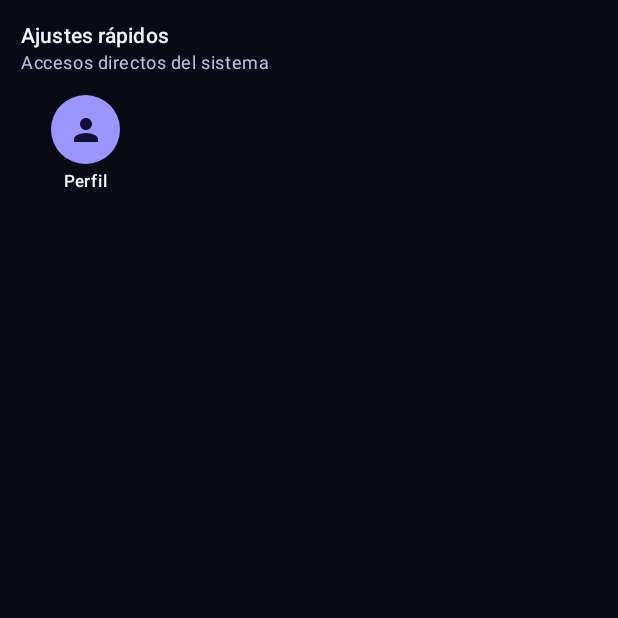
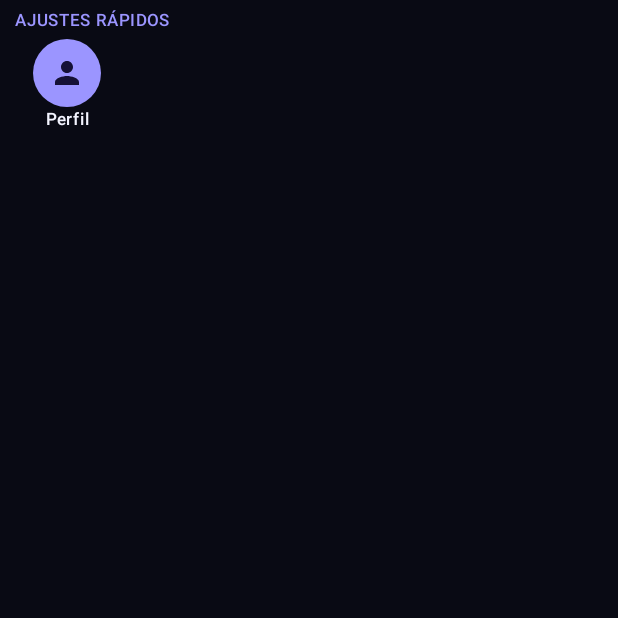
Before and after one commit to deadlylord/Nexo, an Android app built with Jetpack Compose: the composable QuickSettingsPage shown on its own in the app's theme, on a phone screen of 412 x 824 dp, the top half of it. Run offline under Robolectric (Android 15) with nearby library versions, the phone set to English and light mode, and no system bars; pictures from the network do not load.

Commit message:
fix: ensure crisp white text contrast in Cristal theme and unify recent, frequent, hourly and quick settings into a single compact grid

```diff
--- a/app/src/main/java/com/stree/nexo/ui/PanelSurfaces.kt
+++ b/app/src/main/java/com/stree/nexo/ui/PanelSurfaces.kt
@@ -34,6 +34,7 @@ internal fun PanelSurface(
         modifier = modifier.border(spec.borderWidthDp.dp, spec.borderBrush, shape),
         shape = shape,
         color = spec.surface.copy(alpha = spec.panelAlpha),
+        contentColor = spec.onSurface,
         tonalElevation = 0.dp,
         shadowElevation = if (style == PanelStyle.GLASS || style == PanelStyle.NEON) 26.dp else 22.dp
     ) {
--- a/app/src/main/java/com/stree/nexo/ui/SearchScreen.kt
+++ b/app/src/main/java/com/stree/nexo/ui/SearchScreen.kt
@@ -940,6 +940,7 @@ fun ResultRow(
             Text(
                 text = item.title,
                 style = MaterialTheme.typography.bodyLarge,
+                color = MaterialTheme.colorScheme.onSurface,
                 fontWeight = if (item.type == ItemType.APP) FontWeight.Medium else FontWeight.Normal,
                 maxLines = 1,
                 overflow = TextOverflow.Ellipsis
@@ -1657,8 +1658,9 @@ private fun QuickSettingsPage(
     onOpenSettings: () -> Unit,
     onOpenFloating: (SearchItem) -> Unit = {},
     onItemLongClick: (SearchItem) -> Unit = {},
-    columns: Int = 4,
+    columns: Int = 5,
     iconScale: Float = 1f,
+    spacingDp: Int = 0,
     showLabels: Boolean = true
 ) {
     val settings = state.allItems.filter { it.type == ItemType.SETTING }
@@ -1690,33 +1692,39 @@ private fun QuickSettingsPage(
         }
     }
 
-    // Sugerencias del historial: recientes y las apps habituales a esta hora.
+    // Recientes, frecuentes y para esta hora juntos, compactados en una sola cuadrícula
+    // con el mismo número de columnas, escala y espaciado del tema del panel.
     val cols = columns.coerceIn(3, 6)
     val recent = state.sections.firstOrNull { it.title == "Recientes" }?.items.orEmpty()
-        .distinctBy { it.id }.take(cols * 2)
+    val frequent = state.sections.firstOrNull { it.title == "Frecuentes" }?.items.orEmpty()
     val hourly = state.sections.firstOrNull { it.title == "Para esta hora" }?.items.orEmpty()
-        .filterNot { candidate -> recent.any { it.id == candidate.id } }
-        .distinctBy { it.id }.take(cols)
-
-    if (state.loading && entries.isEmpty() && recent.isEmpty()) {
+    val suggestions = (recent + frequent + hourly)
+        .distinctBy { it.id }
+        .take(cols * 3)
+
+    if (state.loading && entries.isEmpty() && suggestions.isEmpty()) {
         Box(Modifier.fillMaxSize(), contentAlignment = Alignment.Center) { CircularProgressIndicator() }
         return
     }
 
-    // Cuadrícula de cols × 4 celdas: cada sugerencia ocupa 4 (cols por fila)
-    // y cada ajuste ocupa cols (siempre 4 por fila).
     LazyVerticalGrid(
-        columns = GridCells.Fixed(cols * 4),
+        columns = GridCells.Fixed(cols),
         modifier = Modifier.fillMaxSize(),
-        contentPadding = PaddingValues(start = 6.dp, end = 6.dp, top = 6.dp, bottom = 12.dp),
-        verticalArrangement = Arrangement.spacedBy(6.dp)
-    ) {
-        if (recent.isNotEmpty()) {
-            item(key = "h_recent", span = { GridItemSpan(maxLineSpan) }) { PageSectionTitle("Recientes") }
-            items(recent, key = { "recent:${it.id}" }, span = { GridItemSpan(4) }) { item ->
+        contentPadding = PaddingValues(start = 4.dp, end = 4.dp, top = 4.dp, bottom = 10.dp),
+        horizontalArrangement = Arrangement.spacedBy(spacingDp.dp),
+        verticalArrangement = Arrangement.spacedBy(spacingDp.dp)
+    ) {
+        if (suggestions.isNotEmpty()) {
+            item(key = "h_suggestions", span = { GridItemSpan(maxLineSpan) }) {
+                CompactGridTitle("Recientes y frecuentes")
+            }
+            items(suggestions, key = { "sug:${it.id}" }) { item ->
                 ResultTile(
-                    item = item, pinned = item.id in state.pinnedIds, showLabel = showLabels,
-                    iconScale = iconScale, onClick = { onItemClick(item) },
+                    item = item,
+                    pinned = item.id in state.pinnedIds,
+                    showLabel = showLabels,
+                    iconScale = iconScale,
+                    onClick = { onItemClick(item) },
                     onDoubleClick = if (ItemLauncher.canOpenFloating(item)) {
                         { onOpenFloating(item) }
                     } else null,
@@ -1724,24 +1732,15 @@ private fun QuickSettingsPage(
                 )
             }
         }
-        if (hourly.isNotEmpty()) {
-            item(key = "h_hourly", span = { GridItemSpan(maxLineSpan) }) { PageSectionTitle("Para esta hora") }
-            items(hourly, key = { "hourly:${it.id}" }, span = { GridItemSpan(4) }) { item ->
-                ResultTile(
-                    item = item, pinned = item.id in state.pinnedIds, showLabel = showLabels,
-                    iconScale = iconScale, onClick = { onItemClick(item) },
-                    onDoubleClick = if (ItemLauncher.canOpenFloating(item)) {
-                        { onOpenFloating(item) }
-                    } else null,
-                    onLongClick = { onItemLongClick(item) }
-                )
-            }
-        }
         item(key = "h_settings", span = { GridItemSpan(maxLineSpan) }) {
-            PageSectionTitle("Ajustes rápidos", "Accesos directos del sistema")
-        }
-        items(entries, key = { "setting:${it.label}" }, span = { GridItemSpan(cols) }) { entry ->
-            QuickSettingTile(entry) {
+            CompactGridTitle("Ajustes rápidos", topPadding = if (suggestions.isNotEmpty()) 6 else 2)
+        }
+        items(entries, key = { "setting:${it.label}" }) { entry ->
+            QuickSettingTile(
+                entry = entry,
+                showLabel = showLabels,
+                iconScale = iconScale
+            ) {
                 if (entry.item != null) {
                     onItemClick(entry.item)
                 } else {
@@ -1753,35 +1752,42 @@ private fun QuickSettingsPage(
 }
 
 @Composable
-private fun PageSectionTitle(title: String, subtitle: String? = null) {
-    Column(Modifier.fillMaxWidth().padding(start = 8.dp, end = 8.dp, top = 8.dp, bottom = 2.dp)) {
-        Text(
-            text = title,
-            style = MaterialTheme.typography.titleSmall,
+private fun CompactGridTitle(title: String, topPadding: Int = 2) {
+    Text(
+        text = title.uppercase(),
+        style = MaterialTheme.typography.labelSmall,
         fontWeight = FontWeight.SemiBold,
-            color = MaterialTheme.colorScheme.onSurface
-        )
-        if (subtitle != null) Text(
-            text = subtitle,
-            style = MaterialTheme.typography.bodySmall,
-            color = MaterialTheme.colorScheme.onSurfaceVariant
-        )
-    }
-}
-
-@Composable
-private fun QuickSettingTile(entry: QuickEntry, onClick: () -> Unit) {
+        letterSpacing = 0.7.sp,
+        color = MaterialTheme.colorScheme.primary,
+        modifier = Modifier
+            .fillMaxWidth()
+            .padding(start = 6.dp, end = 6.dp, top = topPadding.dp, bottom = 2.dp)
+    )
+}
+
+@Composable
+private fun QuickSettingTile(
+    entry: QuickEntry,
+    showLabel: Boolean = true,
+    iconScale: Float = 1f,
+    onClick: () -> Unit
+) {
     Column(
         modifier = Modifier
             .fillMaxWidth()
-            .clip(RoundedCornerShape(14.dp))
+            .heightIn(min = if (showLabel) 66.dp else 48.dp)
+            .clip(RoundedCornerShape(16.dp))
             .clickable(onClick = onClick)
-            .padding(vertical = 5.dp),
+            .padding(horizontal = 1.dp, vertical = 2.dp),
         horizontalAlignment = Alignment.CenterHorizontally
     ) {
+        BoxWithConstraints {
+            val scale = iconScale.coerceIn(0.75f, 1.35f)
+            val base = (maxWidth * 0.58f).coerceIn(26.dp, 50.dp)
+            val iconSize = (base * scale).coerceAtMost((maxWidth * 0.80f).coerceAtLeast(22.dp))
             Box(
                 modifier = Modifier
-                .size(46.dp)
+                    .size(iconSize)
                     .clip(CircleShape)
                     .background(MaterialTheme.colorScheme.primary),
                 contentAlignment = Alignment.Center
@@ -1790,18 +1796,22 @@ private fun QuickSettingTile(entry: QuickEntry, onClick: () -> Unit) {
                     imageVector = entry.icon,
                     contentDescription = entry.label,
                     tint = MaterialTheme.colorScheme.onPrimary,
-                modifier = Modifier.size(24.dp)
-            )
-        }
-        Spacer(Modifier.height(4.dp))
+                    modifier = Modifier.size((iconSize * 0.52f).coerceIn(14.dp, 26.dp))
+                )
+            }
+        }
+        if (showLabel) {
+            Spacer(Modifier.height(2.dp))
             Text(
                 text = entry.label,
                 style = MaterialTheme.typography.labelSmall,
                 color = MaterialTheme.colorScheme.onSurface,
                 maxLines = 1,
+                lineHeight = 13.sp,
                 overflow = TextOverflow.Ellipsis,
                 textAlign = TextAlign.Center
             )
+        }
     }
 }
 
```
Also changed, not shown: app/src/main/java/com/stree/nexo/ui/theme/Theme.kt (+17 -16 lines). Lines whose indentation alone changed are shown as unchanged.
